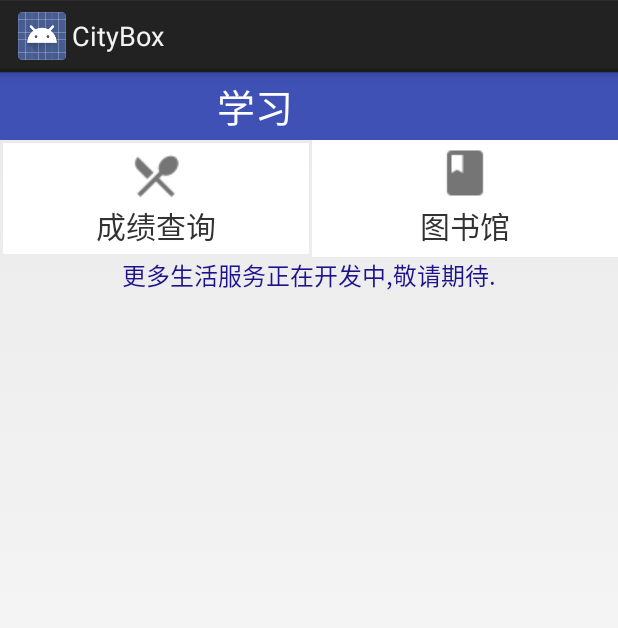
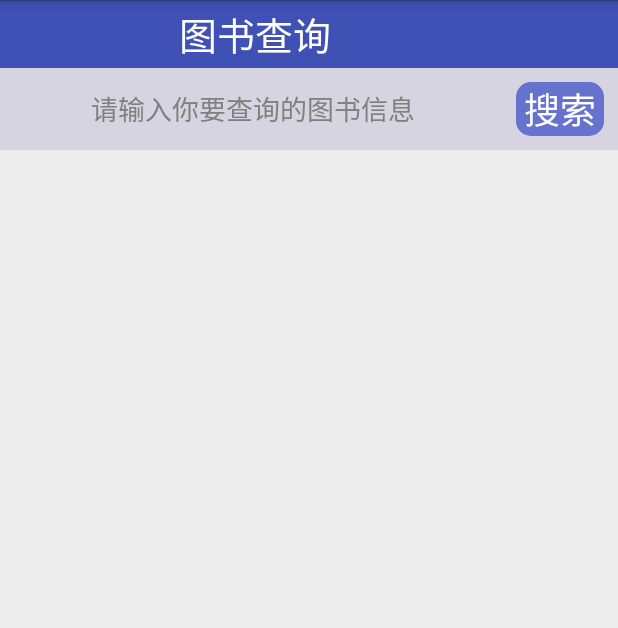
Before and after one commit to clwater/CityBox_new, an Android app: the fragment FragmentStudy shown on its own in the app's theme, after a tap on "图书馆", on a phone screen of 412 x 824 dp. Shown: the top 628 px of the screen. Run offline under Robolectric (Android 15) with nearby library versions, the light colour scheme and no system bars; 1 statement that could not run was skipped.

Commit message:
20160226
图书查询完成 晚点把设置相关的添上  剩下的是美化和bug ＝－＝  一脸忧伤

```diff
--- a/CityBox_new/app/src/main/AndroidManifest.xml
+++ b/CityBox_new/app/src/main/AndroidManifest.xml
@@ -67,6 +67,7 @@
         <activity android:name=".ui.activity.LifeAcceptActivity"/>
         <activity android:name=".ui.activity.MyOrderActivity"/>
         <activity android:name=".ui.activity.ScoreActivity"/>
+        <activity android:name=".ui.activity.BookActivity"/>
 
 
 
--- /dev/null
+++ b/CityBox_new/app/src/main/java/com/uit/uit2013/ui/activity/BookActivity.java
@@ -0,0 +1,160 @@
+package com.uit.uit2013.ui.activity;
+
+import android.app.Activity;
+import android.app.ProgressDialog;
+import android.os.AsyncTask;
+import android.os.Bundle;
+import android.util.Log;
+import android.view.View;
+import android.view.Window;
+import android.widget.EditText;
+import android.widget.SimpleAdapter;
+import android.widget.TextView;
+import android.widget.Toast;
+
+import com.twotoasters.jazzylistview.JazzyListView;
+import com.twotoasters.jazzylistview.effects.GrowEffect;
+import com.uit.uit2013.R;
+import com.uit.uit2013.model.Book;
+import com.uit.uit2013.utils.PreferenceTool;
+import com.uit.uit2013.utils.ScoreTool;
+import com.uit.uit2013.utils.analysis.BookAnalysis;
+import com.uit.uit2013.utils.analysis.ScoreAnalysis;
+import com.uit.uit2013.utils.network.BookNetWork;
+import com.uit.uit2013.utils.network.QueryScoreNetWork;
+
+import java.io.IOException;
+import java.util.ArrayList;
+import java.util.HashMap;
+import java.util.List;
+import java.util.Map;
+import java.util.Vector;
+
+
+/**
+ * Created by yszsyf on 16/2/26.
+ */
+public class BookActivity  extends Activity implements View.OnClickListener {
+    private Activity activity;
+    private TextView titletv , updatatv;
+    private EditText book_input;
+    private TextView book_update;
+    private JazzyListView book_listview;
+    private String bookname;
+    public static ProgressDialog pr;
+    private Vector<Book> book_all = new Vector<Book>();
+    private List<Map<String, Object>> data;
+    private SimpleAdapter adapter_list;
+
+    protected void onCreate(Bundle savedInstanceState) {
+        super.onCreate(savedInstanceState);
+        requestWindowFeature(Window.FEATURE_NO_TITLE);
+        setContentView(R.layout.study_book);
+        activity = this;
+
+        createtitle();
+//        createspinner();
+//        createlist();
+        create();
+    }
+
+    private void create() {
+        book_input = (EditText) findViewById(R.id.book_input);
+        book_update = (TextView)findViewById(R.id.book_update);
+        book_update.setOnClickListener(this);
+        book_listview  = (JazzyListView) findViewById(R.id.book_listview);
+
+
+        book_listview.setTransitionEffect( new GrowEffect());
+
+
+//            data = getData();
+//            adapter_list = new SimpleAdapter(this, data, R.layout.item_score,
+//                    new String[]{"name", "k", "p", "q", "x"},
+//                    new int[]{R.id.item_score_name, R.id.item_score_k, R.id.item_score_p, R.id.item_score_q, R.id.item_score_x});
+//            score_listview.setAdapter(adapter_list);
+
+    }
+
+    private void createtitle() {
+        titletv = (TextView)findViewById(R.id.titleTv);
+        titletv.setText("图书查询");
+        updatatv = (TextView)findViewById(R.id.updatatv);
+        updatatv.setText("");
+
+
+    }
+
+    @Override
+    public void onClick(View v) {
+        switch (v.getId()){
+            case R.id.book_update:
+                querybook();
+                break;
+        }
+    }
+
+    private void querybook() {
+        bookname = book_input.getText().toString().trim();
+
+        pr = ProgressDialog.show(activity, null, "获取成绩中");
+        BookTask task=new BookTask();
+        task.execute();
+    }
+
+    private class BookTask extends AsyncTask<Void, Void, Void> {
+        String resultweb = "";
+        protected Void doInBackground(Void... params) {
+
+                resultweb = BookNetWork.Book(bookname);
+
+            return null;
+        }
+        protected void onProgressUpdate(Void... progress){}
+        protected void onPostExecute(Void result){
+            getsuccess(resultweb);
+
+        }
+    }
+
+    private void getsuccess(String resultweb) {
+        pr.dismiss();
+
+        if (resultweb.equals("[]")){
+            Toast.makeText(activity , "没有找到相关图书信息.",Toast.LENGTH_SHORT).show();
+            resultweb = "{\"books\":[]}";
+        }
+
+        book_all = BookAnalysis.AnalysisBook(resultweb);
+        setbook();
+
+        Log.d("book" , "result: " + resultweb);
+        Log.d("book" , "result.size: " + resultweb.length());
+    }
+
+    private void setbook() {
+
+        data = getData();
+        adapter_list = new SimpleAdapter(this, data, R.layout.item_book,
+                new String[]{"name", "author", "press", "date", "location" , "call"},
+                new int[]{R.id.item_book_name, R.id.item_book_author, R.id.item_book_press, R.id.item_book_date, R.id.item_book_location , R.id.item_book_call});
+
+        book_listview.setAdapter(adapter_list);
+    }
+
+    private List<Map<String, Object>> getData() {
+        List<Map<String, Object>> list = new ArrayList<Map<String, Object>>();
+        for (int i=0 ; i<book_all.size() ; i++) {
+            Map<String, Object> map = new HashMap<String, Object>();
+            Book book = book_all.get(i);
+            map.put("name", book.getName());
+            map.put("author", book.getAuthor());
+            map.put("press", book.getPress());
+            map.put("date", book.getDate());
+            map.put("location", book.getLocation());
+            map.put("call" , book.getCall());
+            list.add(map);
+        }
+        return list;
+    }
+}
--- a/CityBox_new/app/src/main/java/com/uit/uit2013/ui/activity/ScoreActivity.java
+++ b/CityBox_new/app/src/main/java/com/uit/uit2013/ui/activity/ScoreActivity.java
@@ -140,7 +140,7 @@ public class ScoreActivity  extends Activity implements AdapterView.OnItemSelect
     }
 
     private void queryscore() throws IOException {
-        pr = ProgressDialog.show(activity, null, "获取可用订单中");
+        pr = ProgressDialog.show(activity, null, "获取成绩中");
         GetScoreTask task=new GetScoreTask();
         task.execute();
 
--- a/CityBox_new/app/src/main/java/com/uit/uit2013/ui/fragment/FragmentStudy.java
+++ b/CityBox_new/app/src/main/java/com/uit/uit2013/ui/fragment/FragmentStudy.java
@@ -11,6 +11,7 @@ import android.view.ViewGroup;
 import android.widget.TextView;
 
 import com.uit.uit2013.R;
+import com.uit.uit2013.ui.activity.BookActivity;
 import com.uit.uit2013.ui.activity.ScoreActivity;
 
 /**
@@ -56,7 +57,7 @@ public class FragmentStudy extends Fragment implements View.OnClickListener {
     public void onClick(View v) {
         switch (v.getId()){
             case  R.id.study_book:
-
+                startActivity(new Intent(activity , BookActivity.class));
 
                 break;
             case  R.id.study_score:
--- /dev/null
+++ b/CityBox_new/app/src/main/res/layout/study_book.xml
@@ -0,0 +1,62 @@
+<?xml version="1.0" encoding="utf-8"?>
+<LinearLayout xmlns:android="http://schemas.android.com/apk/res/android"
+    android:orientation="vertical" android:layout_width="match_parent"
+    android:layout_height="match_parent">
+
+    <include layout="@layout/title_bar" />
+
+    <LinearLayout
+        android:layout_width="match_parent"
+        android:layout_height="wrap_content"
+        android:orientation="horizontal"
+        android:padding="4dp"
+        android:background="#d6d4e1"
+        >
+
+        <EditText
+            android:layout_width="0dp"
+            android:layout_height="wrap_content"
+            android:id="@+id/book_input"
+            android:gravity="center"
+            android:layout_gravity="center"
+            android:paddingLeft="10dp"
+            android:hint="请输入你要查询的图书信息"
+            android:background="@null"
+            android:layout_weight="1"/>
+
+        <TextView
+            android:layout_width="wrap_content"
+            android:layout_height="wrap_content"
+            android:id="@+id/book_update"
+            android:text="搜索"
+            android:textColor="#fff"
+            android:paddingLeft="5dp"
+            android:paddingRight="5dp"
+            android:layout_marginLeft="20dp"
+            android:layout_marginTop="5dp"
+            android:layout_marginBottom="5dp"
+            android:layout_marginRight="5dp"
+            android:layout_gravity="center"
+            android:background="@drawable/button_score_update"
+            android:gravity="center"
+            android:textSize="24sp"
+            />
+    </LinearLayout>
+
+
+    <com.twotoasters.jazzylistview.JazzyListView
+        android:layout_width="match_parent"
+        android:paddingLeft="15dp"
+        android:paddingRight="15dp"
+        android:id="@+id/book_listview"
+        android:paddingTop="6dp"
+        android:dividerHeight="10dip"
+        android:background="#ECECEC"
+        android:divider="#ECECEC"
+        android:scrollbars="none"
+        android:layout_height="fill_parent"/>
+
+
+
+
+</LinearLayout>
```
Also changed, not shown: CityBox_new/app/src/main/java/com/uit/uit2013/model/Book.java (added, +57 -0 lines), CityBox_new/app/src/main/java/com/uit/uit2013/utils/BetweenData.java (+18 -4 lines), CityBox_new/app/src/main/java/com/uit/uit2013/utils/analysis/BookAnalysis.java (added, +49 -0 lines), CityBox_new/app/src/main/java/com/uit/uit2013/utils/network/BookNetWork.java (added, +52 -0 lines), CityBox_new/app/src/main/res/layout/item_book.xml (added, +59 -0 lines), 15 other files.
